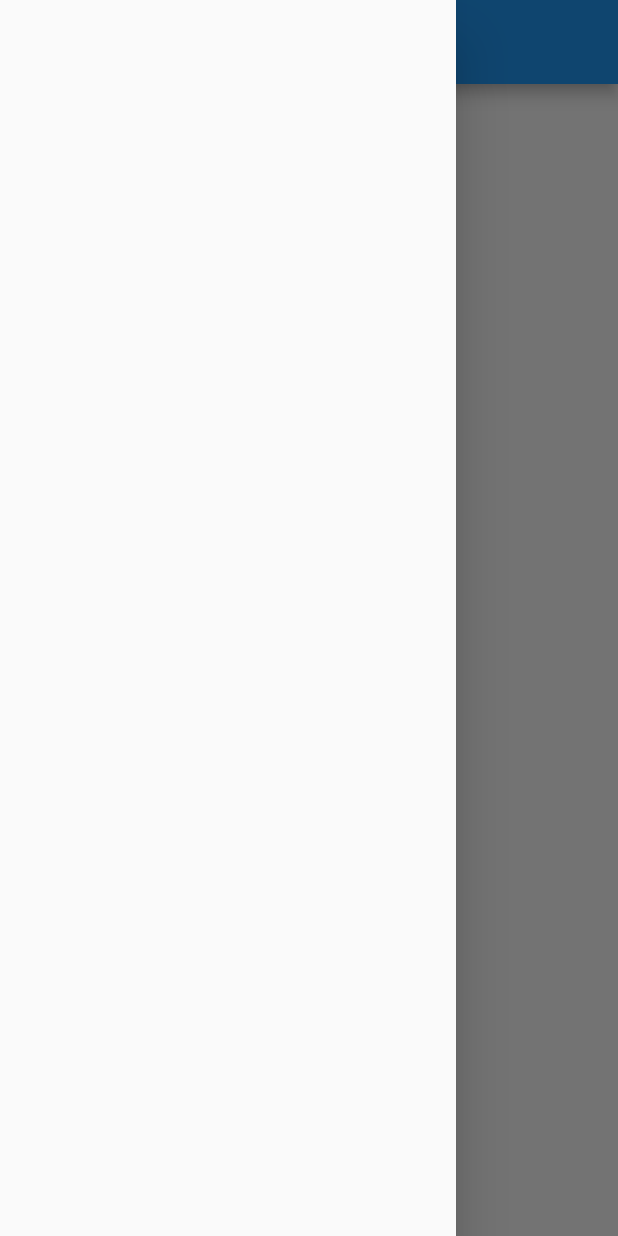
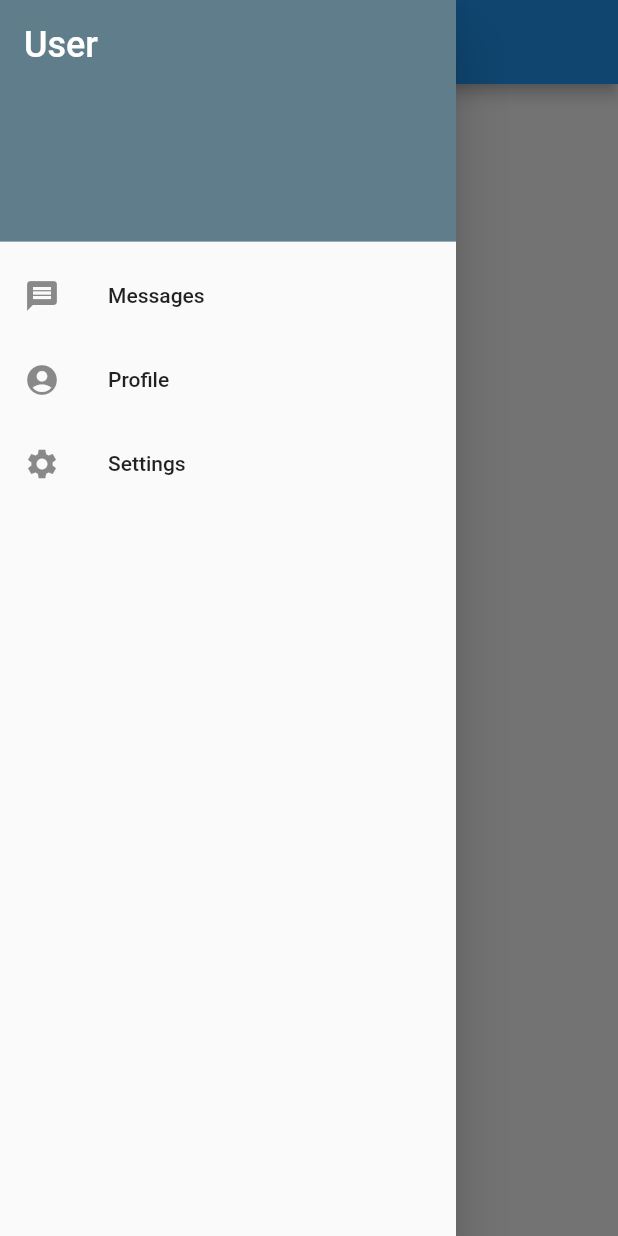
Before and after one commit to Code2Hack18/asme_glau, a Flutter app: the screen it shows after launch, with the side drawer open, on a phone screen of 412 x 824 dp. Run offline on Flutter 3.47's test engine with Material 2 defaults, Android fonts, the phone set to English and light mode, and no system bars.

Commit message:
2 commit

```diff
--- a/lib/main.dart
+++ b/lib/main.dart
@@ -15,7 +15,37 @@
           title: const Text('Home'),
         ),
         body: Container(),
-        drawer: const Drawer(),
+        drawer: Drawer(
+          child: ListView(
+            padding: EdgeInsets.zero,
+            children: const <Widget>[
+              DrawerHeader(
+                decoration: BoxDecoration(
+                  color: Colors.blueGrey,
+                ),
+                child: Text(
+                  'User',
+                  style: TextStyle(
+                    color: Colors.white,
+                    fontSize: 24,
+                  ),
+                ),
+              ),
+              ListTile(
+                leading: Icon(Icons.message),
+                title: Text('Messages'),
+              ),
+              ListTile(
+                leading: Icon(Icons.account_circle),
+                title: Text('Profile'),
+              ),
+              ListTile(
+                leading: Icon(Icons.settings),
+                title: Text('Settings'),
+              ),
+            ],
+          ),
+        ),
       ),
     );
   }
```
